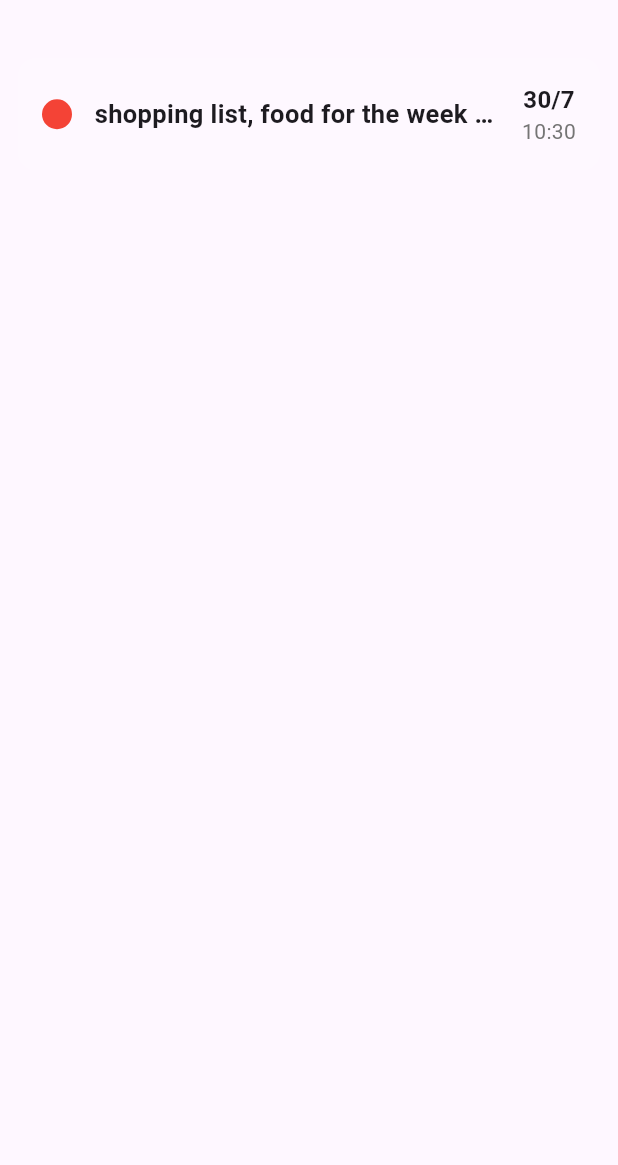
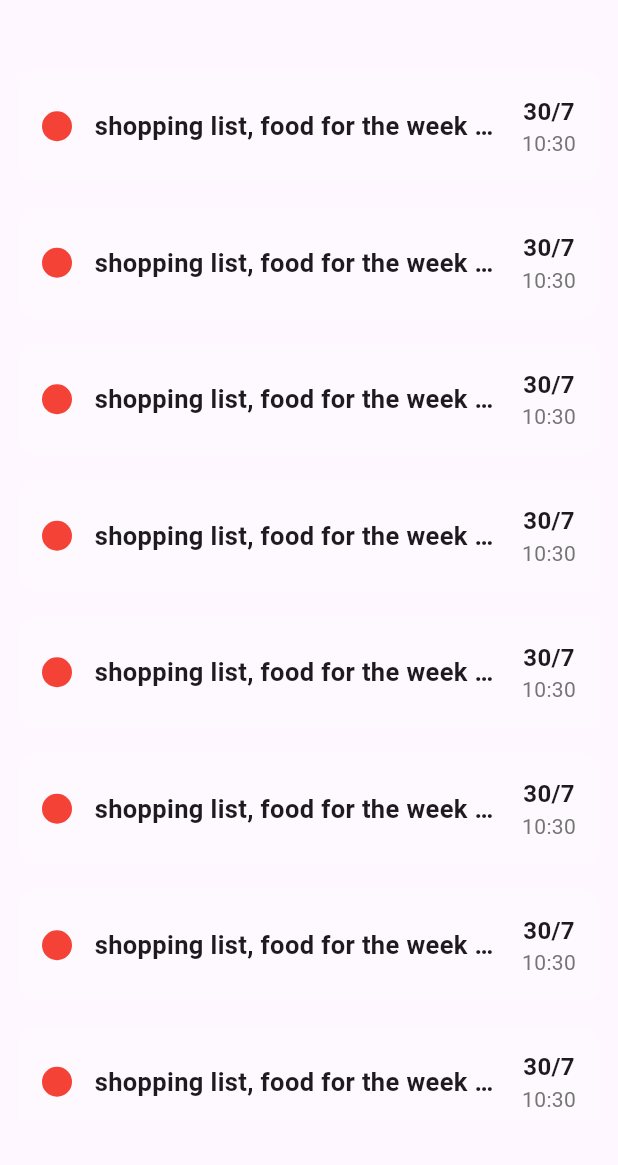
Before and after one commit to alyAly12/todo-app, a Flutter app: the screen it shows after launch, on a phone screen of 412 x 824 dp, the part 71-1236 px from its top. Run offline on Flutter 3.47's test engine with Material 2 defaults, Android fonts, the phone set to English and light mode, and no system bars.

Commit message:
adding notes list view

```diff
--- a/lib/view/notes_view.dart
+++ b/lib/view/notes_view.dart
@@ -8,6 +8,7 @@ class NotesView extends StatelessWidget {
   Widget build(BuildContext context) {
     return Scaffold(
       appBar: AppBar(
+        elevation: 0,
         centerTitle: true,
         title: const Text(
           'TODO',
--- /dev/null
+++ b/lib/view/widgets/notes_list_view.dart
@@ -0,0 +1,19 @@
+import 'package:flutter/material.dart';
+
+import 'note_item.dart';
+
+class NotesListView extends StatelessWidget {
+  const NotesListView({super.key});
+
+  @override
+  Widget build(BuildContext context) {
+    return ListView.builder(
+        itemCount: 10,
+        itemBuilder: (context, index) {
+          return const Padding(
+            padding: EdgeInsets.symmetric(vertical: 8),
+            child: NoteItem(),
+          );
+        });
+  }
+}
--- a/lib/view/widgets/notes_view_body.dart
+++ b/lib/view/widgets/notes_view_body.dart
@@ -1,5 +1,6 @@
 import 'package:flutter/material.dart';
-import 'package:todo_task/view/widgets/note_item.dart';
+
+import 'notes_list_view.dart';
 
 class NotesViewBody extends StatelessWidget {
   const NotesViewBody({super.key});
@@ -7,10 +8,12 @@ class NotesViewBody extends StatelessWidget {
   @override
   Widget build(BuildContext context) {
     return const Padding(
-      padding:  EdgeInsets.symmetric(vertical: 30,horizontal: 12),
+      padding: EdgeInsets.symmetric(vertical: 30, horizontal: 12),
       child: Column(
         children: [
-          NoteItem()
+          Expanded(
+            child: NotesListView(),
+          ),
         ],
       ),
     );
```
